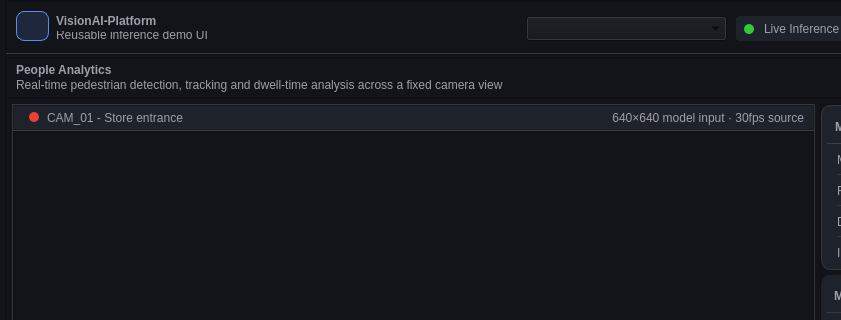
This is ui/analytics_demo.ui in ansBangon98/VisionAI-Platform as Qt 5 draws it before an edit; both pictures show x 0 to 841 and y 0 to 320 of the 1062 by 875 pixel window. The edited form follows.
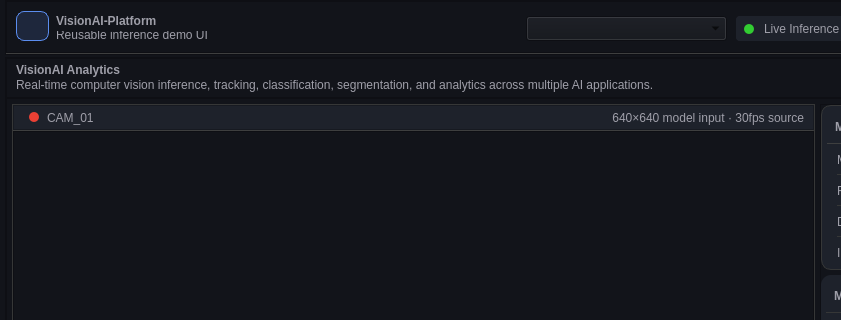
This is the edited form. Icons and pictures are not drawn.

Patch:
```diff
--- a/ui/analytics_demo.ui
+++ b/ui/analytics_demo.ui
@@ -320,7 +320,7 @@
           <rect>
            <x>10</x>
            <y>17</y>
-           <width>521</width>
+           <width>681</width>
            <height>20</height>
           </rect>
          </property>
@@ -335,7 +335,7 @@
           <string notr="true">color: #9F9FA9;</string>
          </property>
          <property name="text">
-          <string>Real-time pedestrian detection, tracking and dwell-time analysis across a fixed camera view</string>
+          <string>Real-time computer vision inference, tracking, classification, segmentation, and analytics across multiple AI applications.</string>
          </property>
         </widget>
         <widget class="QLabel" name="project_title_5">
@@ -358,7 +358,7 @@
           <string notr="true">color: #9F9FA9;</string>
          </property>
          <property name="text">
-          <string>People Analytics</string>
+          <string>VisionAI Analytics</string>
          </property>
         </widget>
        </widget>
@@ -528,7 +528,7 @@
                      <string notr="true">padding-left: 5px;</string>
                     </property>
                     <property name="text">
-                     <string>CAM_01 - Store entrance</string>
+                     <string>CAM_01</string>
                     </property>
                     <property name="margin">
                      <number>0</number>
```
